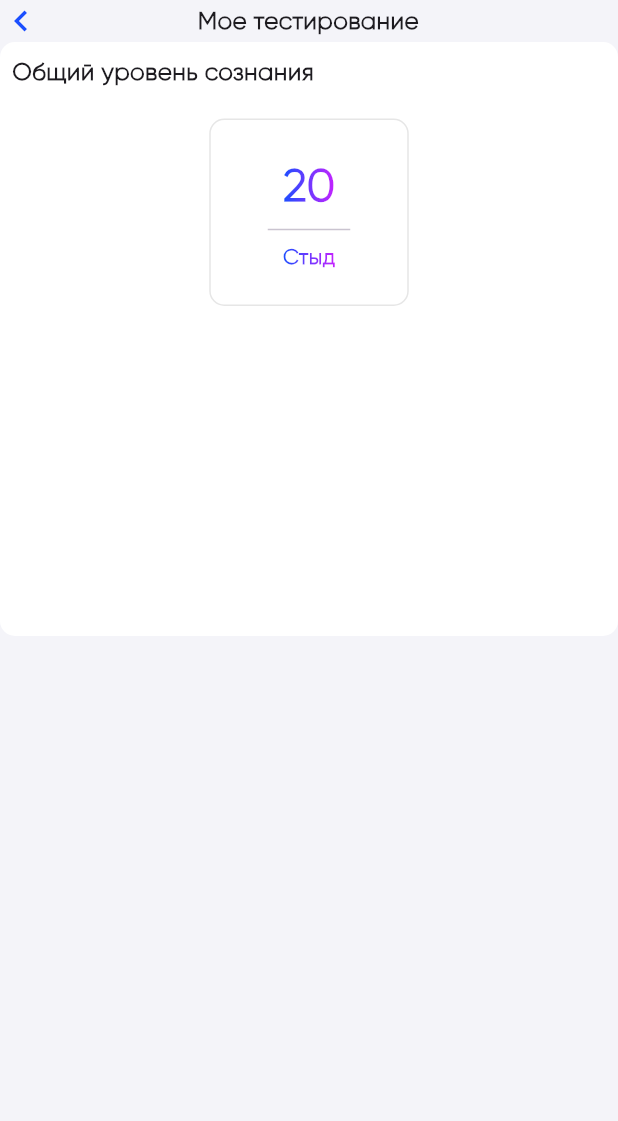
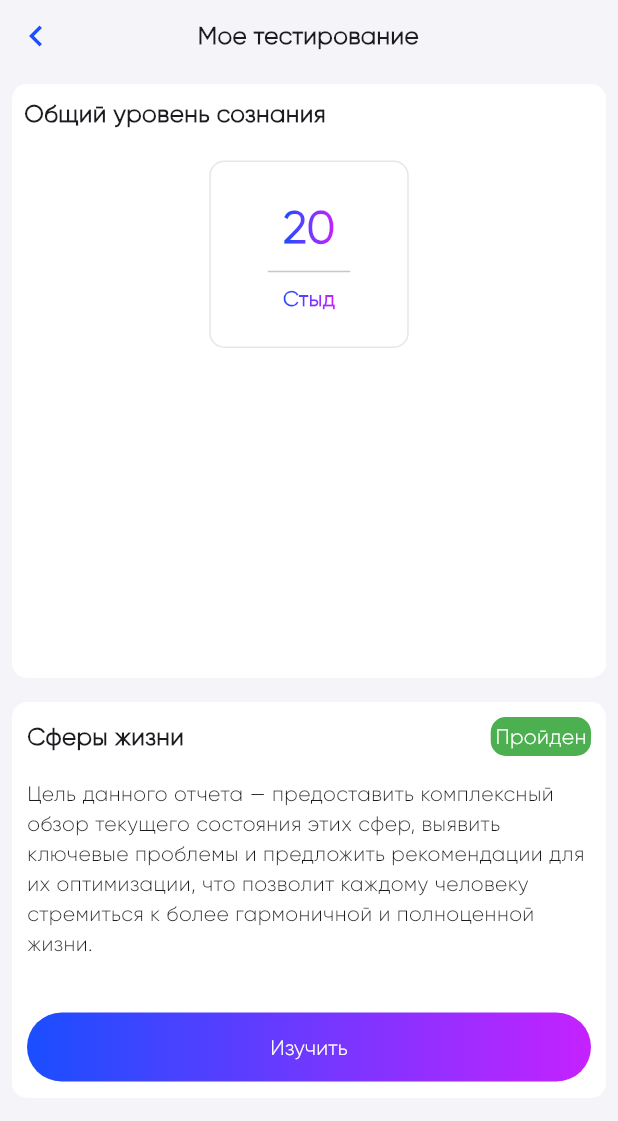
Before and after one commit to DroidWorker/wishmap, a Flutter app: the MyTestingScreen screen opened directly, on a phone screen of 412 x 824 dp. Shown: the top 1121 px of the screen. Run offline on Flutter 3.47's test engine with Material 3 defaults, Android fonts, the phone set to English and light mode, and no system bars; drawn by our look-alikes of fl_chart; our stand-ins replace audioplayers, auto_size_text, cached_network_image, calendar_date_picker2, camera, chewie and 23 more; missing offline and left inert: android_alarm_manager_plus, android_intent_plus, capped_progress_indicator, cross_scroll, dart:ffi, emoji_choose and 12 more; accounts and stored records are empty; statements that could not run were skipped; project files that could hold a hidden picture were left out.

Commit message:
my testing? routing st..

```diff
--- a/lib/home/auth_screen.dart
+++ b/lib/home/auth_screen.dart
@@ -976,6 +976,10 @@ class _AuthScreen_State extends State<AuthScreen> {
                                                 BlocProvider.of<NavigationBloc>(
                                                     context)
                                                     .add(
+                                                    NavigateToMyTestingScreenEvent());
+                                                BlocProvider.of<NavigationBloc>(
+                                                    context)
+                                                    .add(
                                                     NavigateToInitialOnboardingScreenEvent());
                                               } else {
                                                 _showError(
--- a/lib/home/my_testing.dart
+++ b/lib/home/my_testing.dart
@@ -15,8 +15,7 @@ import '../testModule/testingEngine/ViewModel.dart';
 class MyTestingScreen extends StatelessWidget {
   @override
   Widget build(BuildContext context) {
-    return Consumer<TestViewModel>(builder: (context, viewModel, child)
-    {
+    return Consumer<TestViewModel>(builder: (context, viewModel, child) {
       final stepsResult = viewModel.localRep.getCalculation();
       final mindLevels = viewModel.configEmotionSphere?.emotions
           .map((k, v) {
@@ -24,21 +23,25 @@ class MyTestingScreen extends StatelessWidget {
           })
           .entries
           .toList();
-      double maxHokinsResultEntry = stepsResult.lastOrNull?.result.reduce((a, b) => a > b ? a : b)??0;
+      double maxHokinsResultEntry =
+          stepsResult.lastOrNull?.result.reduce((a, b) => a > b ? a : b) ?? 0;
       return Scaffold(
         backgroundColor: AppColors.backgroundColor,
         body: SafeArea(child: LayoutBuilder(builder: (context, constraints) {
-          return Column(
+          return SingleChildScrollView(
+            child: Column(
               children: [
-              Row(
+                Padding(
+                  padding: const EdgeInsets.all(10),
+                  child: Row(
                     mainAxisAlignment: MainAxisAlignment.spaceBetween,
                     children: [
                       IconButton(
                           padding: EdgeInsets.zero,
                           constraints: const BoxConstraints(),
                           style: const ButtonStyle(
-                        tapTargetSize:
-                        MaterialTapTargetSize.shrinkWrap, // the '2023' part
+                            tapTargetSize: MaterialTapTargetSize
+                                .shrinkWrap, // the '2023' part
                           ),
                           icon: const Icon(Icons.keyboard_arrow_left,
                               size: 28, color: AppColors.gradientStart),
@@ -47,12 +50,15 @@ class MyTestingScreen extends StatelessWidget {
                                 .handleBackPress();
                           }),
                       const Text("Мое тестирование",
-                      style:
-                      TextStyle(fontWeight: FontWeight.w600, fontSize: 16)),
+                          style: TextStyle(
+                              fontWeight: FontWeight.w600, fontSize: 16)),
                       const SizedBox(width: 29)
                     ],
                   ),
-              Container(
+                ),
+                Padding(
+                  padding: const EdgeInsets.all(8.0),
+                  child: Container(
                     width: double.infinity,
                     decoration: BoxDecoration(
                       borderRadius: BorderRadius.circular(10),
@@ -86,7 +92,12 @@ class MyTestingScreen extends StatelessWidget {
                               children: [
                                 GradientText(
                                   mindLevels?.firstWhereOrNull((v) {
-                                return v.key == hokColors.keys.toList()[stepsResult.lastOrNull?.result.indexOf(maxHokinsResultEntry)??0];
+                                        return v.key ==
+                                            hokColors.keys.toList()[stepsResult
+                                                    .lastOrNull?.result
+                                                    .indexOf(
+                                                        maxHokinsResultEntry) ??
+                                                0];
                                       })?.value ??
                                       "",
                                   style: const TextStyle(
@@ -101,9 +112,12 @@ class MyTestingScreen extends StatelessWidget {
                                   child: Divider(),
                                 ),
                                 GradientText(
-                              hokColors.keys.toList()[stepsResult.lastOrNull?.result.indexOf(maxHokinsResultEntry)??0],
-                              style: const TextStyle(
-                                  fontWeight: FontWeight.bold),
+                                  hokColors.keys.toList()[stepsResult
+                                          .lastOrNull?.result
+                                          .indexOf(maxHokinsResultEntry) ??
+                                      0],
+                                  style:
+                                      const TextStyle(fontWeight: FontWeight.bold),
                                   gradient: const LinearGradient(colors: [
                                     AppColors.gradientStart,
                                     AppColors.gradientEnd
@@ -119,8 +133,8 @@ class MyTestingScreen extends StatelessWidget {
                           height: 200,
                           child: LineChart(
                             LineChartData(
-                          lineBarsData:
-                          stepsResult.lastOrNull?.result.mapIndexed((index, entry) {
+                              lineBarsData: stepsResult.lastOrNull?.result
+                                      .mapIndexed((index, entry) {
                                     return LineChartBarData(
                                       spots: [
                                         FlSpot(index.toDouble(), entry),
@@ -128,11 +142,13 @@ class MyTestingScreen extends StatelessWidget {
                                       ].toList(),
                                       isCurved: true,
                                       color: hokColors.values.elementAt(index),
-                              barWidth: (constraints.maxWidth - 30 - 30) / 16,
+                                      barWidth:
+                                          (constraints.maxWidth - 30 - 30) / 16,
                                       isStrokeCapRound: false,
                                       dotData: const FlDotData(show: false),
                                     );
-                          }).toList()??[],
+                                  }).toList() ??
+                                  [],
                               titlesData: const FlTitlesData(show: false),
                               gridData: const FlGridData(show: false),
                               borderData: FlBorderData(show: false),
@@ -142,7 +158,20 @@ class MyTestingScreen extends StatelessWidget {
                       ],
                     ),
                   ),
+                ),
+                Padding(
+                  padding: const EdgeInsets.all(8.0),
+                  child: testItem(
+                      "Сферы жизни",
+                      "Цель данного отчета — предоставить комплексный обзор текущего состояния этих сфер, выявить ключевые проблемы и предложить рекомендации для их оптимизации, что позволит каждому человеку стремиться к более гармоничной и полноценной жизни.",
+                      "Пройден",
+                      "",
+                          (){
+
+                      }),
+                )
               ],
+            ),
           );
         })),
       );
@@ -150,7 +179,8 @@ class MyTestingScreen extends StatelessWidget {
   }
 }
 
-Widget testItem(String testTitle, String testDescr, String status, String hint, Function() onClick) {
+Widget testItem(String testTitle, String testDescr, String status, String hint,
+    Function() onClick) {
   return Container(
     padding: const EdgeInsets.all(10),
     width: double.infinity,
@@ -164,25 +194,30 @@ Widget testItem(String testTitle, String testDescr, String status, String hint,
         Row(
           mainAxisAlignment: MainAxisAlignment.spaceBetween,
           children: [
-            const Text("Сферы жизни",
-                style: TextStyle(fontSize: 16, fontWeight: FontWeight.bold)),
+            Text(testTitle,
+                style: const TextStyle(fontSize: 16, fontWeight: FontWeight.bold)),
             Container(
               decoration: BoxDecoration(
                 borderRadius: BorderRadius.circular(10),
                 color: Colors.green,
               ),
-              child: const Text(
-                "Пройден",
-                style: TextStyle(color: Colors.white),
+              padding: const EdgeInsets.all(3),
+              child: Text(
+                status,
+                style: const TextStyle(color: Colors.white),
               ),
             )
           ],
         ),
         const SizedBox(height: 15),
-        Text(
-            "Цель данного отчета — предоставить комплексный обзор текущего состояния этих сфер, выявить ключевые проблемы и предложить рекомендации для их оптимизации, что позволит каждому человеку стремиться к более гармоничной и полноценной жизни."),
+        Text(testDescr),
         const SizedBox(height: 15),
-        Center(child: Text("Доступен к 15.11.2024", style: TextStyle(color: AppColors.greytextColor),),),
+        Center(
+          child: Text(
+            hint,
+            style: TextStyle(color: AppColors.greytextColor),
+          ),
+        ),
         ColorRoundedButton("Изучить", onClick)
       ],
     ),
--- a/lib/main.dart
+++ b/lib/main.dart
@@ -20,6 +20,7 @@ import 'package:wishmap/home/diaryedit_screen.dart';
 import 'package:wishmap/home/gaery_screen.dart';
 import 'package:wishmap/home/lockscreen.dart';
 import 'package:wishmap/home/mainsphereedit_screen.dart';
+import 'package:wishmap/home/my_testing.dart';
 import 'package:wishmap/home/mytasks_screen.dart';
 import 'package:wishmap/home/settings/main_settings.dart';
 import 'package:wishmap/home/settings/personal_settings.dart';
@@ -424,7 +425,7 @@ class MyAppState extends State<MyApp> with WidgetsBindingObserver {
     } else if (state is NavigationPromocodesScreenState) {
       return const PromocodesScreen();
     } else if (state is NavigationInitialOnboardingScreenState) {
-      return const InitialOnboardingScreen();
+      return InitialOnboardingScreen();
     } else if (state is NavigationAlarmScreenState) {
       return AlarmScreen();
     } else if (state is NavigationTestScreenState) {
@@ -439,6 +440,8 @@ class MyAppState extends State<MyApp> with WidgetsBindingObserver {
       return Report1();
     } else if (state is NavigationReportInfoScreenScreenState) {
       return ReportInfoScreen(state.sphere, key: UniqueKey(),);
+    } else if (state is NavigationMyTestingScreenState) {
+      return MyTestingScreen();
     } else {
       return Container(); // По умолчанию или для других состояний.
     }
--- a/lib/navigation/navigation_block.dart
+++ b/lib/navigation/navigation_block.dart
@@ -79,6 +79,7 @@ class NavigateToTodoScreenEvent extends NavigationEvent {}
 class NavigateToPromocodesScreenScreenEvent extends NavigationEvent {}
 class NavigateToInitialOnboardingScreenEvent extends NavigationEvent {}
 
+class NavigateToMyTestingScreenEvent extends NavigationEvent {}
 class NavigateToKinScreenEvent extends NavigationEvent {}
 class NavigateToModuleScreenEvent extends NavigationEvent {}
 class NavigateToReport1ScreenEvent extends NavigationEvent {}
@@ -162,6 +163,7 @@ class NavigationTodoScreenState extends NavigationState {}
 class NavigationPromocodesScreenState extends NavigationState {}
 class NavigationInitialOnboardingScreenState extends NavigationState {}
 
+class NavigationMyTestingScreenState extends NavigationState {}
 class NavigationKinScreenState extends NavigationState {}
 class NavigationModuleScreenState extends NavigationState {}
 class NavigationReport1ScreenState extends NavigationState {}
@@ -353,6 +355,11 @@ class NavigationBloc extends Bloc<NavigationEvent, NavigationState> {
       emit(_navigationHistory.last);
     });
 
+    on<NavigateToMyTestingScreenEvent>((event, emit) {
+      _navigationHistory.add(NavigationMyTestingScreenState());
+      emit(_navigationHistory.last);
+    });
+
     on<NavigateBackEvent>((event, emit) {
       emit(_navigationHistory.last);
     });
--- a/lib/testModule/testingEngine/ViewModel.dart
+++ b/lib/testModule/testingEngine/ViewModel.dart
@@ -10,6 +10,7 @@ import 'data/models.dart';
 import 'testingRepository.dart';
 
 class TestViewModel extends ChangeNotifier {
+  var kinClicked = false;
   final repository = TestingRepository();
   LocalRepository localRep = LocalRepository();
   bool isInLoading = false;
@@ -47,6 +48,7 @@ class TestViewModel extends ChangeNotifier {
   }
 
   Future calculateResult() async {
+    localRep.setTestPassed();
     final answerWeights = [1, 0.75, 0.5, 0.25, 0];
     List<CalculationStep> steps = [];
     if (questionsAndKoeffs.length == ansversM1.length) {
```
Also changed, not shown: lib/ViewModel.dart (+8 -0 lines), lib/common/initial_onboarding.dart (+23 -7 lines), lib/repository/local_repository.dart (+11 -0 lines), lib/testModule/testingEngine/pages/module.dart (+35 -17 lines), assets/res/onboarding/1.png, assets/res/onboarding/back.png (added), assets/res/onboarding/emp.png (added). Lines whose indentation alone changed are shown as unchanged.
